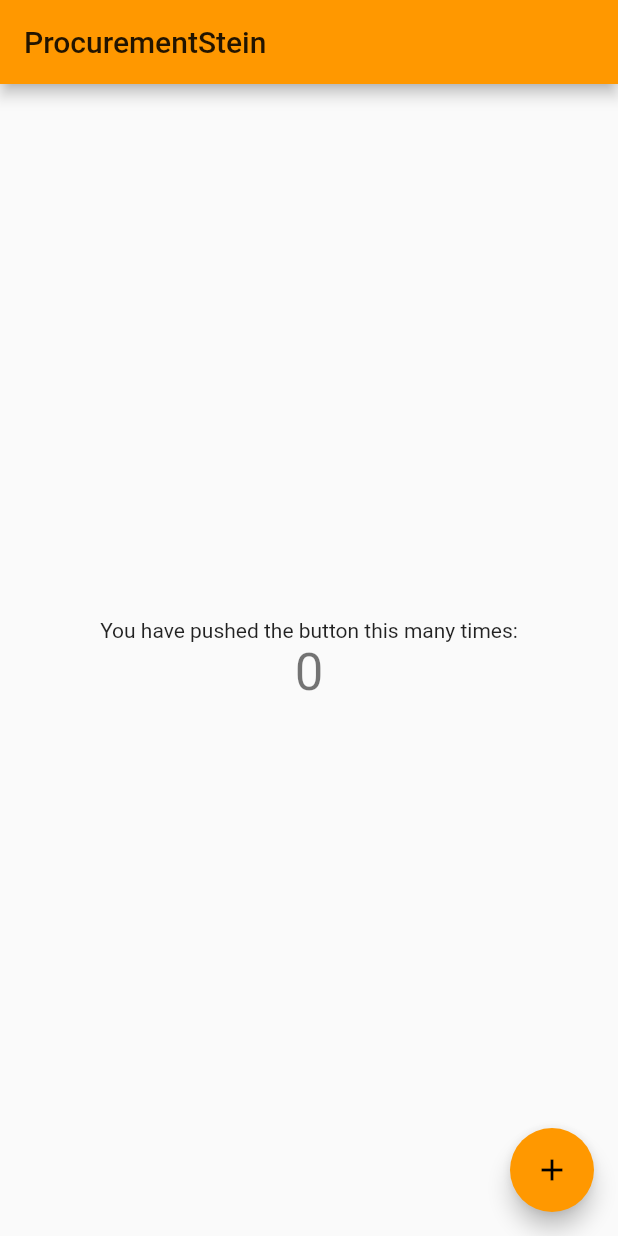
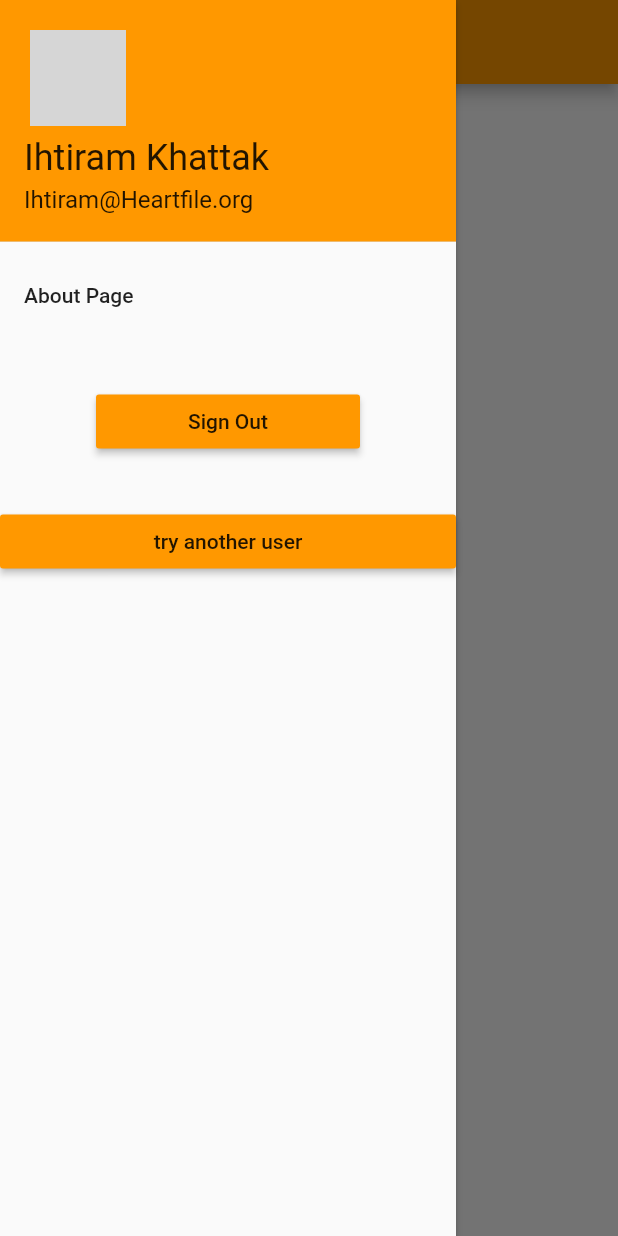
Before and after one commit to IHKodifier/procurementstein, a Flutter app: the screen it shows after launch, with the side drawer open (before the commit the screen has no drawer), on a phone screen of 412 x 824 dp. Run offline on Flutter 3.47's test engine with Material 2 defaults, Android fonts, the phone set to English and light mode, and no system bars; our stand-ins replace google_fonts; network calls fail; grey boxes are pictures that could not be loaded.

Commit message:
Authtentication BlocChangeNotifierProvider

```diff
--- a/lib/app.dart
+++ b/lib/app.dart
@@ -1,17 +1,23 @@
 import 'package:flutter/material.dart';
-import 'package:procurementstein/app_home.dart';
+import 'package:procuremenstein/screens/app_home.dart';
+import 'package:procuremenstein/bloc/authentication_bloc.dart';
+// import 'package:procuremenstein/bloc/authentication_bloc.dart';
+import 'package:provider/provider.dart';
 
 class App extends StatelessWidget {
   @override
   Widget build(BuildContext context) {
-    return MaterialApp(
-      debugShowCheckedModeBanner: false,
-      title: 'Procurement-Stein',
-      theme: ThemeData(
-        primarySwatch: Colors.orange,
-        // brightness: Brightness.dark
+    return ChangeNotifierProvider<AuthenticationBloc>.value(
+          value : AuthenticationBloc(),
+          child: MaterialApp(
+        debugShowCheckedModeBanner: false,
+        title: 'procuremenStein-Stein',
+        theme: ThemeData(
+          primarySwatch: Colors.orange,
+          // brightness: Brightness.dark
+        ),
+        home: MyHomePage(),
       ),
-      home: MyHomePage(title: 'ProcurementStein '),
     );
   }
 }
--- a/lib/app_home.dart
+++ /dev/null
@@ -1,50 +0,0 @@
-import 'package:flutter/material.dart';
-import 'package:google_fonts/google_fonts.dart';
-class MyHomePage extends StatefulWidget {
-  MyHomePage({Key key, this.title}) : super(key: key);
-
-  final String title;
-
-  @override
-  _MyHomePageState createState() => _MyHomePageState();
-}
-
-class _MyHomePageState extends State<MyHomePage> {
-  int _counter = 0;
-
-  void _incrementCounter() {
-    setState(() {
-      _counter++;
-    });
-  }
-
-  @override
-  Widget build(BuildContext context) {
-    return Scaffold(
-      appBar: AppBar(
-        title: Text(widget.title,style:Theme.of(context).textTheme.title.copyWith(
-          fontFamily: GoogleFonts.lobster().toString(),
-        ) ,),
-      ),
-      body: Center(
-        child: Column(
-          mainAxisAlignment: MainAxisAlignment.center,
-          children: <Widget>[
-            Text(
-              'You have pushed the button this many times:',
-            ),
-            Text(
-              '$_counter',
-              style: Theme.of(context).textTheme.display1,
-            ),
-          ],
-        ),
-      ),
-      floatingActionButton: FloatingActionButton(
-        onPressed: _incrementCounter,
-        tooltip: 'Increment',
-        child: Icon(Icons.add),
-      ), // This trailing comma makes auto-formatting nicer for build methods.
-    );
-  }
-}
--- /dev/null
+++ b/lib/bloc/authentication_bloc.dart
@@ -0,0 +1,14 @@
+import 'package:flutter/material.dart';
+import 'package:procuremenstein/bloc/user.dart';
+
+class AuthenticationBloc extends ChangeNotifier {
+  User _user = User('Ihtiram@Heartfile.org', 'Ihtiram', 'Khattak');
+
+  User get authenticatedUser => _user;
+
+
+  setAuthenticatedUser(User user){
+    this._user = user;
+    notifyListeners();
+  }
+}
--- /dev/null
+++ b/lib/bloc/rfq_bloc.dart
@@ -0,0 +1,5 @@
+import 'package:flutter/material.dart';
+
+class RFQBloc extends ChangeNotifier {
+
+}
--- /dev/null
+++ b/lib/bloc/user.dart
@@ -0,0 +1,20 @@
+class User {
+  String _userid;
+  String _firstName;
+  String _lastName;
+  String _lastSignedIn = DateTime.now().toString();
+  String _lastmodified = DateTime.now().toString();
+
+  String get userName => _userid;
+  String get firstName => _firstName;
+
+  String get displayName {
+    return '$_firstName $_lastName';
+  }
+
+  String get lastName => _lastName;
+  String get lastSignIn => _lastSignedIn;
+  String get lastModified => _lastmodified;
+
+  User(this._userid, this._firstName, this._lastName);
+}
--- a/lib/main.dart
+++ b/lib/main.dart
@@ -1,4 +1,4 @@
 import 'package:flutter/material.dart';
-import 'package:procurementstein/app.dart';
+import 'package:procuremenstein/app.dart';
 
 void main() => runApp(App());
--- /dev/null
+++ b/lib/screens/app_drawer.dart
@@ -0,0 +1,85 @@
+import 'dart:math';
+
+import 'package:flutter/material.dart';
+import 'package:procuremenstein/bloc/authentication_bloc.dart';
+import 'package:procuremenstein/bloc/user.dart';
+import 'package:procuremenstein/bloc/authentication_bloc.dart';
+
+import 'package:provider/provider.dart';
+
+class AppDrawer extends StatelessWidget {
+  @override
+  Widget build(BuildContext context) {
+    AuthenticationBloc authBloc = Provider.of<AuthenticationBloc>(context);
+
+    return Drawer(
+      elevation: 2.0,
+      child: ListView(
+        children: <Widget>[
+          Container(
+            // the decoration below did not produce desired visual look.
+            // decoration: BoxDecoration(borderRadius: BorderRadius.only(topRight: Radius.circular(150), topLeft: Radius.circular(150)), color: Colors.white),
+                      child: new UserAccountsDrawerHeader(
+                // colo
+                // margin: EdgeInsets.all(4.0),
+                currentAccountPicture: Padding(
+                  padding: const EdgeInsets.all(4.0),
+                  child: new CircleAvatar(
+                    backgroundImage: new NetworkImage('http://i.pravatar.cc/309'),
+                  ),
+                ),
+                accountName: new Text(authBloc.authenticatedUser.displayName,
+                    style: Theme.of(context).textTheme.headline5
+                    // .copyWith(fontSize: 18, color: Colors.white),
+                    ),
+                accountEmail: new Text(authBloc.authenticatedUser.userName,
+                    style: Theme.of(context).textTheme.subtitle1),
+              ),
+          ),
+          new ListTile(
+            title: new Text('About Page'),
+            onTap: () {
+              // Navigator.of(context).pop();
+              // Navigator.push(
+              //     context,
+              //     new MaterialPageRoute(
+              //         builder: (BuildContext context) => new AboutPage()));
+            },
+          ),
+          Padding(
+            padding: const EdgeInsets.symmetric(horizontal: 64.0, vertical: 32),
+            child: RaisedButton(
+              onPressed: () {
+                // UserManagement().signOut();
+                Navigator.popAndPushNamed(context, '/login');
+              },
+              child: Text('Sign Out'),
+              color: Theme.of(context).primaryColor,
+            ),
+          ),
+          RaisedButton(
+            child: Text('try another user'),
+            color: Theme.of(context).primaryColor,
+            onPressed: () {
+              List<User> users = <User>[
+                User('Nasir@Heartfile.org', 'Nasir', 'Mehmood'),
+                User('Kassim@Heartfile.org', 'Kassim', 'Nishtar'),
+                User('Saba@Heartfile.org', 'Saba', 'Amjad'),
+                User('Amjad@Heartfile.org', 'Amjad ', 'Khan'),
+                User('Qadeer@Heartfile.org', 'Qadeer', 'Khan'),
+                User('AAmra@Heartfile.org', 'Aamra', 'Q. Abbasi'),
+                User('Uzair@Heartfile.org', 'Uzair', 'Baloch'),
+
+              ];
+              Random random = Random();
+
+
+
+              authBloc.setAuthenticatedUser(users[random.nextInt(6)]);
+            },
+          ),
+        ],
+      ),
+    );
+  }
+}
--- /dev/null
+++ b/lib/screens/app_home.dart
@@ -0,0 +1,35 @@
+import 'package:flutter/material.dart';
+import 'package:google_fonts/google_fonts.dart';
+import 'package:procuremenstein/screens/app_drawer.dart';
+import 'package:procuremenstein/widget/inner.dart';
+import 'package:procuremenstein/bloc/authentication_bloc.dart';
+// import 'package:procuremenstein/bloc/authentication_bloc.dart';
+import 'package:provider/provider.dart';
+
+class MyHomePage extends StatefulWidget {
+  // MyHomePage()
+
+  @override
+  _MyHomePageState createState() => _MyHomePageState();
+}
+
+class _MyHomePageState extends State<MyHomePage> {
+  @override
+  Widget build(BuildContext context) {
+    AuthenticationBloc authenticationBloc =
+        Provider.of<AuthenticationBloc>(context);
+
+    return Scaffold(
+      drawer: AppDrawer(),
+      appBar: AppBar(),
+      body: Center(
+        child: Column(
+          mainAxisAlignment: MainAxisAlignment.center,
+          children: <Widget>[
+            InnerText(),
+          ],
+        ),
+      ),
+    );
+  }
+}
--- /dev/null
+++ b/lib/widget/app.dart
@@ -0,0 +1,17 @@
+import 'package:flutter/material.dart';
+import 'package:procuremenstein/screens/app_home.dart';
+
+class App extends StatelessWidget {
+  @override
+  Widget build(BuildContext context) {
+    return MaterialApp(
+      debugShowCheckedModeBanner: false,
+      title: 'procuremenStein-Stein',
+      theme: ThemeData(
+        primarySwatch: Colors.orange,
+        // brightness: Brightness.dark
+      ),
+      home: MyHomePage(),
+    );
+  }
+}
--- /dev/null
+++ b/lib/widget/inner.dart
@@ -0,0 +1,19 @@
+import 'package:flutter/material.dart';
+import 'package:procuremenstein/bloc/authentication_bloc.dart';
+// import 'package:procuremenstein/bloc/authentication_bloc.dart';
+import 'package:provider/provider.dart';
+
+class InnerText extends StatelessWidget {
+  @override
+  Widget build(BuildContext context) {
+    AuthenticationBloc authenticationBloc =
+        Provider.of<AuthenticationBloc>(context);
+
+    return Center(
+      child: Container(
+        child: Text(
+            authenticationBloc.authenticatedUser.displayName,style: Theme.of(context).textTheme.headline6,),
+      ),
+    );
+  }
+}
--- a/pubspec.yaml
+++ b/pubspec.yaml
@@ -1,4 +1,4 @@
-name: procurementstein
+name: procuremenstein
 description: A new Flutter project.
 
 # The following defines the version and build number for your application.
@@ -20,6 +20,7 @@
   flutter:
     sdk: flutter
   google_fonts: ^1.0.0
+  provider: ^4.1.1
 
   # The following adds the Cupertino Icons font to your application.
   # Use with the CupertinoIcons class for iOS style icons.
```
Also changed, not shown: lib/bloc/user_management.dart (added, +37 -0 lines), pubspec.lock, 8 other files.
